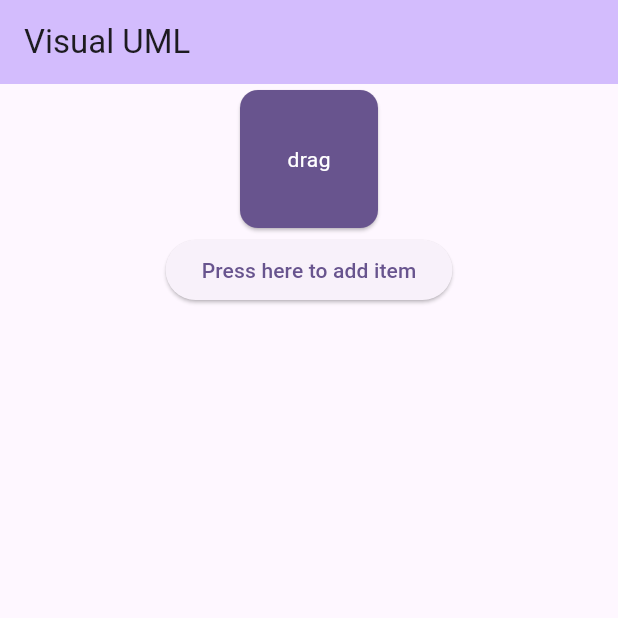
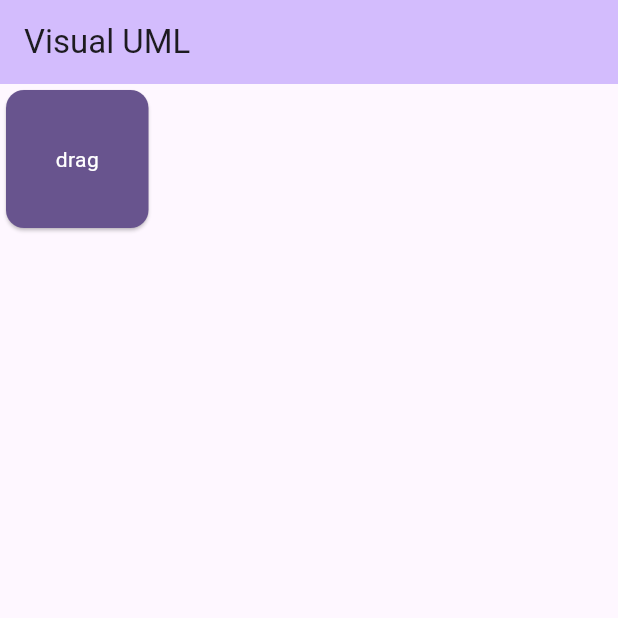
Before and after one commit to sandersona2/visual-uml, a Flutter app: the screen it shows after launch, on a phone screen of 412 x 824 dp, the top half of it. Run offline on Flutter 3.47's test engine with Material 3 defaults, Android fonts, the phone set to English and light mode, and no system bars.

Commit message:
Redid layout

```diff
--- a/visual_uml/lib/main.dart
+++ b/visual_uml/lib/main.dart
@@ -1,4 +1,5 @@
 import 'package:flutter/material.dart';
+import 'package:flutter/widgets.dart';
 
 void main() {
   runApp(const MyApp());
@@ -20,17 +21,6 @@ class MyApp extends StatelessWidget {
   }
 }
 
-class ItemSource extends StatelessWidget {
-  const ItemSource();
-
-  @override
-  Widget build(BuildContext context) {
-    return Center(
-
-    );
-  }
-}
-
 class MyHomePage extends StatefulWidget {
   const MyHomePage({super.key, required this.title});
 
@@ -43,10 +33,22 @@ class MyHomePage extends StatefulWidget {
 class _MyHomePageState extends State<MyHomePage> {
   List<Widget> a = [];
 
-  void _d() {
-    setState(() {
-      a.addAll([SizedBox(
-              height: 200,
+  @override
+  Widget build(BuildContext context) {
+
+    return Scaffold(
+      appBar: AppBar(
+        backgroundColor: Theme.of(context).colorScheme.inversePrimary,
+        title: Text(widget.title),
+      ),
+      body: Row(
+        children: [
+          Expanded(
+            flex: 1,
+            child: Container(
+              child: ListView(
+                children: [Draggable<List<Widget>>(
+                  data: [SizedBox(
                       width: 100,
                       child: Card(
                         color: Theme.of(context).colorScheme.primary,
@@ -66,56 +68,6 @@ class _MyHomePageState extends State<MyHomePage> {
                         List<dynamic> rejected,
                       ) {
                         return SizedBox(
-                  height: 200,
-                  width: 50,
-                  child: Card(color: accepted.isNotEmpty ? Theme.of(context).colorScheme.primary : Theme.of(context).colorScheme.secondary),
-                );
-              },
-              onAcceptWithDetails: (details) {
-                setState(() {
-                  a.addAll(details.data);
-                });
-              },
-            ),]
-      );
-    });
-  }
-
-  @override
-  Widget build(BuildContext context) {
-
-    return Scaffold(
-      appBar: AppBar(
-        backgroundColor: Theme.of(context).colorScheme.inversePrimary,
-        title: Text(widget.title),
-      ),
-      body: Align(
-        alignment: Alignment.topCenter,
-        child: Column(
-          children: [
-            Draggable<List<Widget>>(
-                data: [SizedBox(
-                  height: 200,
-                  width: 100,
-                  child: Card(
-                    color: Theme.of(context).colorScheme.primary,
-                    child: Center(
-                      child: Text('test',
-                        style: Theme.of(context).textTheme.bodyMedium!.copyWith(
-                          color: Theme.of(context).colorScheme.onPrimary,
-                        ),
-                      )
-                    ),
-                  ),
-                ),
-                DragTarget<List<Widget>>(
-                  builder: (
-                    BuildContext context,
-                    List<dynamic> accepted,
-                    List<dynamic> rejected,
-                  ) {
-                    return SizedBox(
-                      height: 200,
                           width: 50,
                           child: Card(color: accepted.isNotEmpty ? Theme.of(context).colorScheme.primary : Theme.of(context).colorScheme.secondary),
                         );
@@ -155,15 +107,19 @@ class _MyHomePageState extends State<MyHomePage> {
                       ),
                     ),
                   ),
+                ),]
               ),
-            ElevatedButton(
-              onPressed: () {
-                _d();
-              },
-              child: Text('Press here to add item')
             ),
-            SizedBox(
-              height: 200,
+          ),
+          Expanded(
+            flex: 3,
+            child: DragTarget<List<Widget>>(
+              builder: (
+                BuildContext context,
+                List<dynamic> accepted,
+                List<dynamic> rejected,
+              ) {
+                return Container(
                   child: ListView.builder(
                     scrollDirection: Axis.horizontal,
                     itemCount: a.length,
@@ -171,9 +127,16 @@ class _MyHomePageState extends State<MyHomePage> {
                       return a[index];
                     },
                   ),
+                );
+              },
+              onAcceptWithDetails: (details) {
+                setState(() {
+                  a.addAll(details.data);
+                });
+              },
+            ),
           ),
         ],
-        ),
       ),
     );
   }
```
Lines whose indentation alone changed are shown as unchanged.
